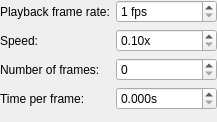
The window that replayrecordersettingswidget.ui (benwh1/cubesim) describes before a commit, drawn with Qt 5.
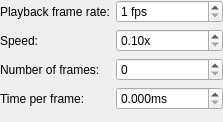
The same window after the commit.

Commit message: Change suffix of timePerFrameSpinBox to ms

```diff
--- a/replayrecordersettingswidget.ui
+++ b/replayrecordersettingswidget.ui
@@ -102,7 +102,7 @@
    <item row="3" column="1">
     <widget class="QDoubleSpinBox" name="timePerFrameSpinBox">
      <property name="suffix">
-      <string>s</string>
+      <string>ms</string>
      </property>
      <property name="decimals">
       <number>3</number>
```
